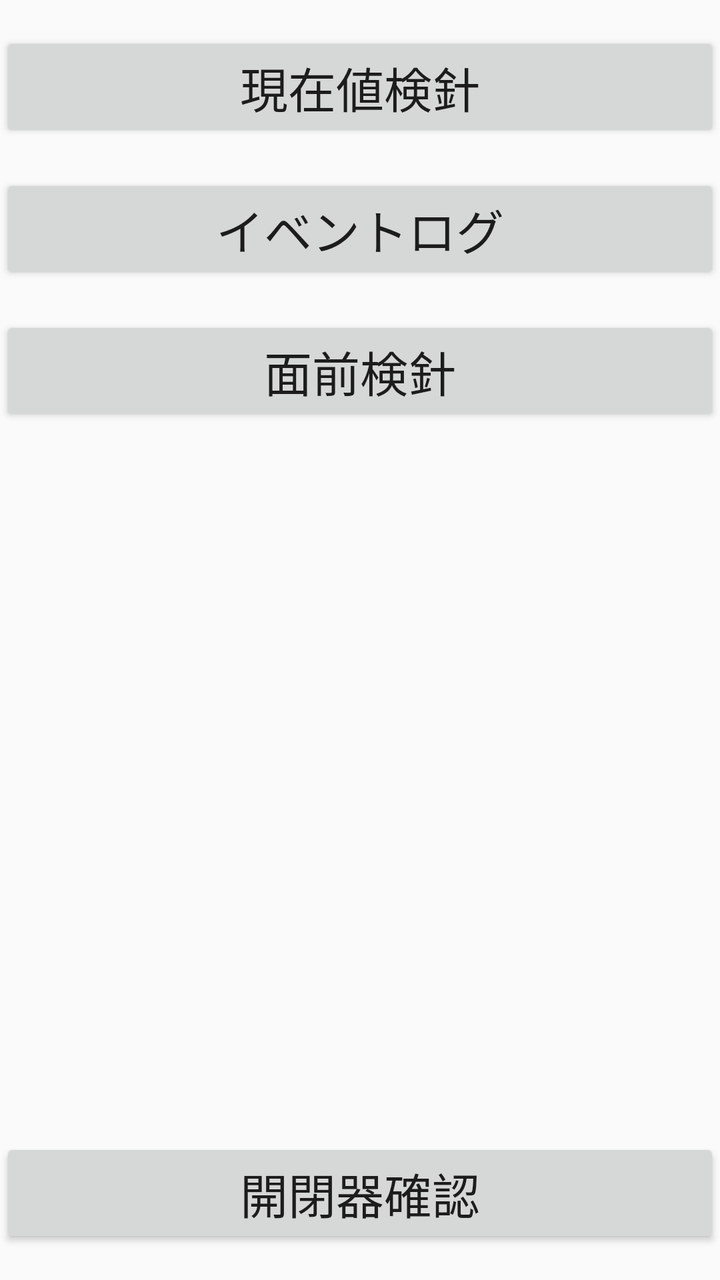
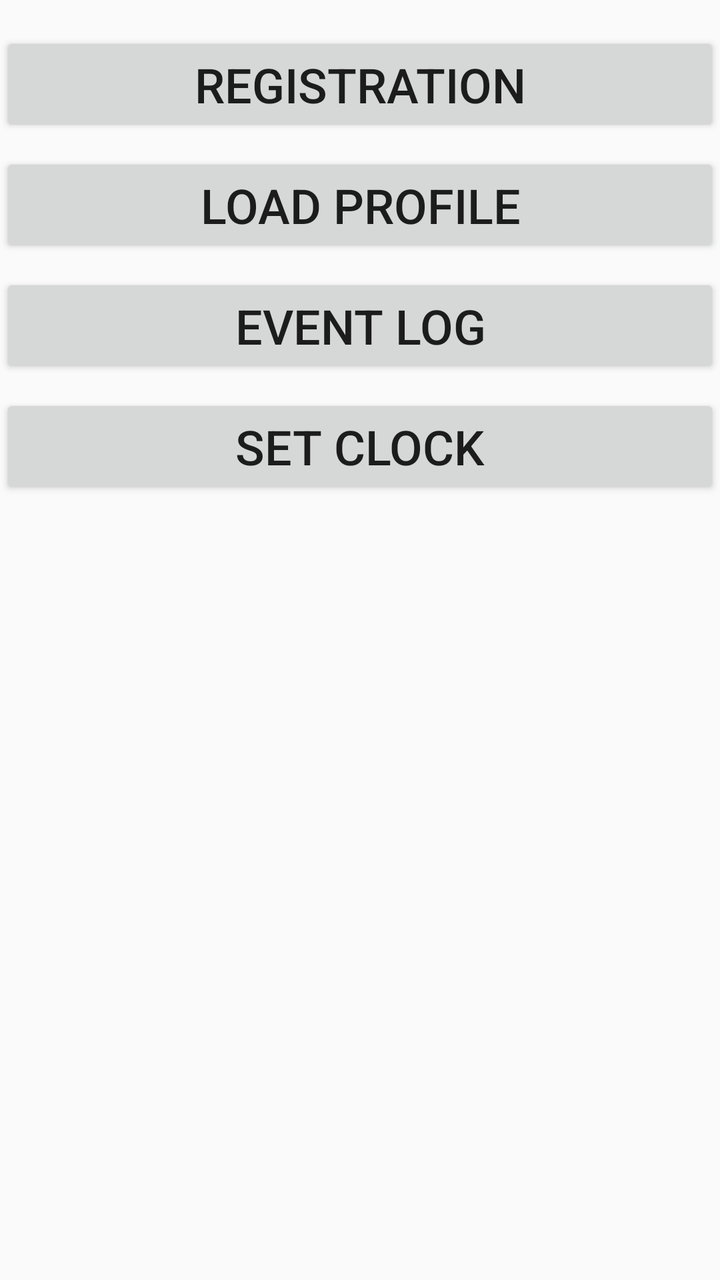

Before-and-after screenshots of an Android layout around one commit, followed by the original layout XML and the change that was made.
<!-- AndroidManifest.xml: application theme Theme.BLESM -->
<!-- res/layout/fragment_fourth.xml -->
<?xml version="1.0" encoding="utf-8"?>
<androidx.constraintlayout.widget.ConstraintLayout xmlns:android="http://schemas.android.com/apk/res/android"
    xmlns:app="http://schemas.android.com/apk/res-auto"
    xmlns:tools="http://schemas.android.com/tools"
    android:layout_width="match_parent"
    android:layout_height="match_parent"
    tools:context=".FourthFragment">

    <TextView
        android:id="@+id/textView"
        android:layout_width="0dp"
        android:layout_height="0dp"
        android:layout_marginStart="8dp"
        android:layout_marginTop="16dp"
        android:layout_marginEnd="8dp"
        android:layout_marginBottom="16dp"
        android:textSize="16sp"
        app:layout_constraintBottom_toTopOf="@+id/button2"
        app:layout_constraintEnd_toEndOf="parent"
        app:layout_constraintHorizontal_bias="0.0"
        app:layout_constraintStart_toStartOf="parent"
        app:layout_constraintTop_toBottomOf="@+id/button4"
        tools:ignore="MissingConstraints" />

    <Button
        android:id="@+id/button1"
        android:layout_width="0dp"
        android:layout_height="wrap_content"
        android:layout_marginTop="16dp"
        android:text="@string/current_read"
        android:textSize="24sp"
        app:layout_constraintEnd_toEndOf="parent"
        app:layout_constraintHorizontal_bias="0.0"
        app:layout_constraintStart_toStartOf="parent"
        app:layout_constraintTop_toTopOf="parent" />

    <Button
        android:id="@+id/button2"
        android:layout_width="0dp"
        android:layout_height="wrap_content"
        android:layout_marginBottom="16dp"
        android:text="@string/third1_fragment_label"
        android:textSize="24sp"
        app:layout_constraintBottom_toBottomOf="parent"
        app:layout_constraintEnd_toEndOf="parent"
        app:layout_constraintHorizontal_bias="1.0"
        app:layout_constraintStart_toStartOf="parent" />

    <Button
        android:id="@+id/button3"
        android:layout_width="0dp"
        android:layout_height="wrap_content"
        android:layout_marginTop="16dp"
        android:text="@string/event_record"
        android:textSize="24sp"
        app:layout_constraintEnd_toEndOf="parent"
        app:layout_constraintHorizontal_bias="1.0"
        app:layout_constraintStart_toStartOf="parent"
        app:layout_constraintTop_toBottomOf="@+id/button1" />

    <Button
        android:id="@+id/button4"
        android:layout_width="0dp"
        android:layout_height="wrap_content"
        android:layout_marginTop="16dp"
        android:text="@string/manual_read"
        android:textSize="24sp"
        app:layout_constraintEnd_toEndOf="parent"
        app:layout_constraintHorizontal_bias="0.0"
        app:layout_constraintStart_toStartOf="parent"
        app:layout_constraintTop_toBottomOf="@+id/button3" />


</androidx.constraintlayout.widget.ConstraintLayout>
<!-- resources referenced by this layout -->
<resources>
  <string name="current_read">現在値検針</string>
  <string name="event_record">イベントログ</string>
  <string name="manual_read">面前検針</string>
  <string name="third1_fragment_label">開閉器確認</string>
  <style name="Theme.BLESM" parent="Theme.AppCompat.Light.DarkActionBar">
          
          <item name="colorPrimary">@color/purple_500</item>
          <item name="colorPrimaryDark">@color/purple_700</item>
          <item name="colorAccent">@color/teal_200</item>
          
      </style>
  <color name="purple_500">#FF6200EE</color>
  <color name="purple_700">#FF3700B3</color>
  <color name="teal_200">#FF03DAC5</color>
</resources>

<!-- the commit's change to res/layout/fragment_fourth.xml (unified diff, before → after) -->
@@ -11,11 +11,11 @@
         android:layout_width="0dp"
         android:layout_height="0dp"
         android:layout_marginStart="8dp"
-        android:layout_marginTop="16dp"
+        android:layout_marginTop="8dp"
         android:layout_marginEnd="8dp"
-        android:layout_marginBottom="16dp"
+        android:layout_marginBottom="8dp"
         android:textSize="16sp"
-        app:layout_constraintBottom_toTopOf="@+id/button2"
+        app:layout_constraintBottom_toBottomOf="parent"
         app:layout_constraintEnd_toEndOf="parent"
         app:layout_constraintHorizontal_bias="0.0"
         app:layout_constraintStart_toStartOf="parent"
@@ -27,7 +27,7 @@
         android:layout_width="0dp"
         android:layout_height="wrap_content"
         android:layout_marginTop="16dp"
-        android:text="@string/current_read"
+        android:text="@string/demand_reset"
         android:textSize="24sp"
         app:layout_constraintEnd_toEndOf="parent"
         app:layout_constraintHorizontal_bias="0.0"
@@ -38,35 +38,35 @@
         android:id="@+id/button2"
         android:layout_width="0dp"
         android:layout_height="wrap_content"
-        android:layout_marginBottom="16dp"
-        android:text="@string/third1_fragment_label"
+        android:layout_marginTop="8dp"
+        android:text="@string/load_record"
         android:textSize="24sp"
-        app:layout_constraintBottom_toBottomOf="parent"
         app:layout_constraintEnd_toEndOf="parent"
-        app:layout_constraintHorizontal_bias="1.0"
-        app:layout_constraintStart_toStartOf="parent" />
+        app:layout_constraintHorizontal_bias="0.0"
+        app:layout_constraintStart_toStartOf="parent"
+        app:layout_constraintTop_toBottomOf="@+id/button1" />
 
     <Button
         android:id="@+id/button3"
         android:layout_width="0dp"
         android:layout_height="wrap_content"
-        android:layout_marginTop="16dp"
+        android:layout_marginTop="8dp"
         android:text="@string/event_record"
         android:textSize="24sp"
         app:layout_constraintEnd_toEndOf="parent"
-        app:layout_constraintHorizontal_bias="1.0"
+        app:layout_constraintHorizontal_bias="0.0"
         app:layout_constraintStart_toStartOf="parent"
-        app:layout_constraintTop_toBottomOf="@+id/button1" />
+        app:layout_constraintTop_toBottomOf="@+id/button2" />
 
     <Button
         android:id="@+id/button4"
         android:layout_width="0dp"
         android:layout_height="wrap_content"
-        android:layout_marginTop="16dp"
-        android:text="@string/manual_read"
+        android:layout_marginTop="8dp"
+        android:text="@string/set_clock"
         android:textSize="24sp"
         app:layout_constraintEnd_toEndOf="parent"
-        app:layout_constraintHorizontal_bias="0.0"
+        app:layout_constraintHorizontal_bias="1.0"
         app:layout_constraintStart_toStartOf="parent"
         app:layout_constraintTop_toBottomOf="@+id/button3" />
 
<!-- resource entries referenced after the edit -->
@@ -1,9 +1,9 @@
 <!-- resources referenced by this layout -->
 <resources>
-  <string name="current_read">現在値検針</string>
-  <string name="event_record">イベントログ</string>
-  <string name="manual_read">面前検針</string>
-  <string name="third1_fragment_label">開閉器確認</string>
+  <string name="demand_reset">Registration</string>
+  <string name="event_record">Event log</string>
+  <string name="load_record">Load profile</string>
+  <string name="set_clock">Set Clock</string>
   <style name="Theme.BLESM" parent="Theme.AppCompat.Light.DarkActionBar">
           
           <item name="colorPrimary">@color/purple_500</item>
